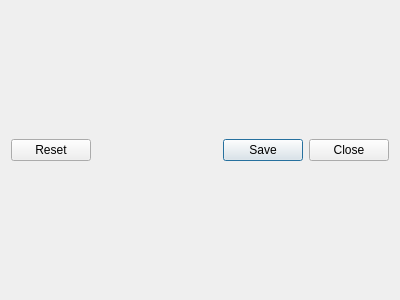
Above: qt5/guiwrapper/mainwindow.ui from fcitx/fcitx5-qt before the change. Below: the same form after it.
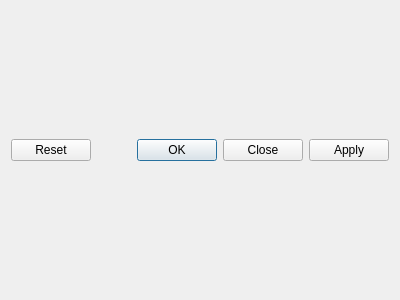
That is the form after the change.

```diff
--- a/qt5/guiwrapper/mainwindow.ui
+++ b/qt5/guiwrapper/mainwindow.ui
@@ -17,7 +17,7 @@
    <item>
     <widget class="QDialogButtonBox" name="buttonBox">
      <property name="standardButtons">
-      <set>QDialogButtonBox::Close|QDialogButtonBox::Reset|QDialogButtonBox::Save</set>
+      <set>QDialogButtonBox::Apply|QDialogButtonBox::Close|QDialogButtonBox::Ok|QDialogButtonBox::Reset</set>
      </property>
     </widget>
    </item>
```
